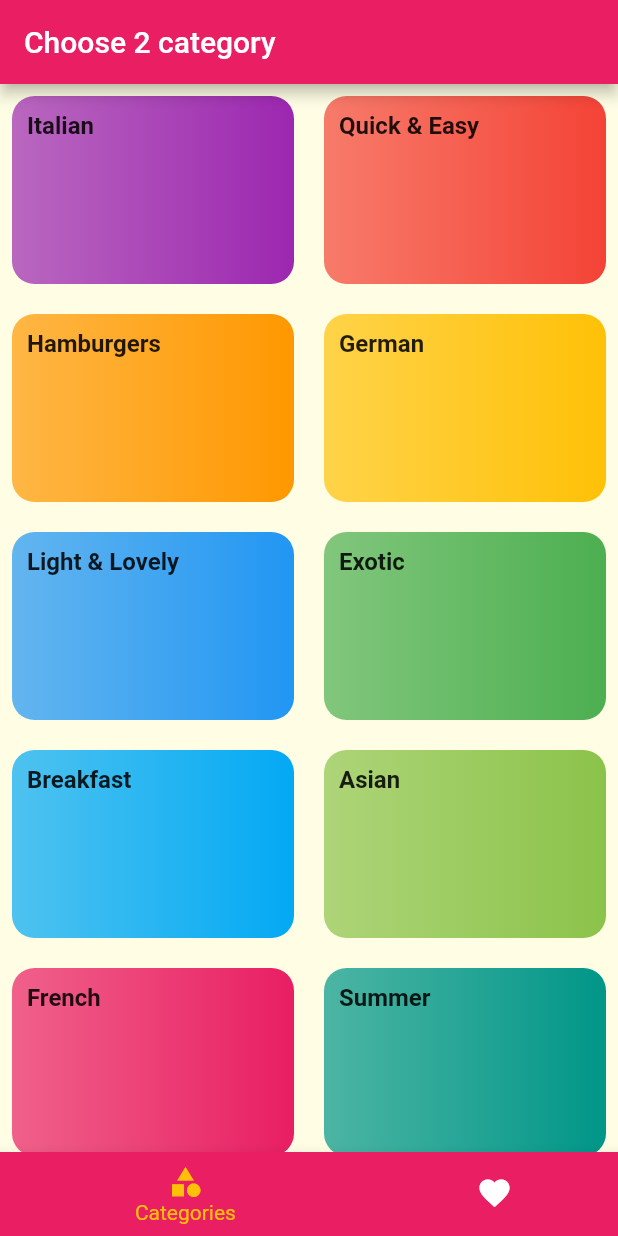
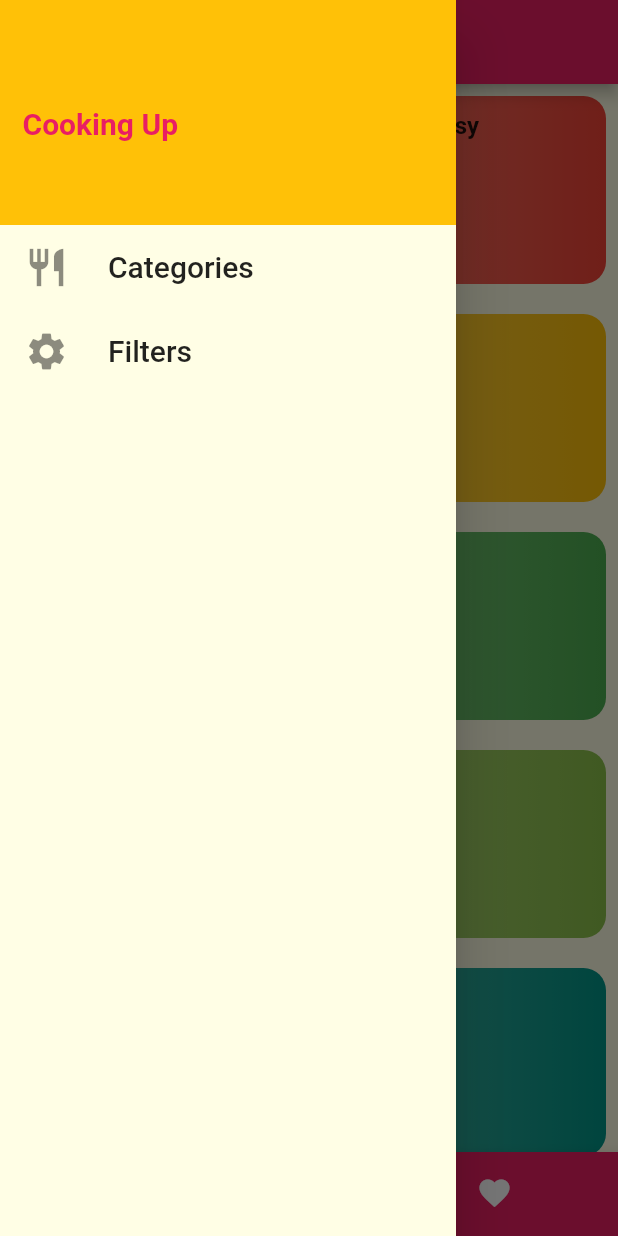
Before and after one commit to TariqHattab/Meals_App_2-Complete, a Flutter app: the screen it shows after launch, with the side drawer open (before the commit the screen has no drawer), on a phone screen of 412 x 824 dp. Run offline on Flutter 3.47's test engine with Material 2 defaults, Android fonts, the phone set to English and light mode, and no system bars.

Commit message:
commit 6

```diff
--- a/lib/main.dart
+++ b/lib/main.dart
@@ -1,5 +1,7 @@
 import 'package:flutter/material.dart';
-import 'package:meals_app_2/providers/favorite_list_provider.dart';
+import 'package:meals_app_2/providers/available_list.dart';
+import 'package:meals_app_2/providers/favorite_list.dart';
+import 'package:meals_app_2/screens/filters_screen/filters_screen.dart';
 import 'package:meals_app_2/screens/meal_detail_screen/meal_detail_screen.dart';
 import 'package:meals_app_2/screens/meals_screen/meals_screen.dart';
 import 'package:meals_app_2/screens/tap_bar_screen/tap_bar_screen.dart';
@@ -12,8 +14,15 @@ void main() {
 class MyApp extends StatelessWidget {
   @override
   Widget build(BuildContext context) {
-    return ChangeNotifierProvider(
-      create: (ctx) => FavoriteList(),
+    return MultiProvider(
+      providers: [
+        ChangeNotifierProvider(
+          create: (ctx) => FavoriteList(),
+        ),
+        ChangeNotifierProvider(
+          create: (ctx) => AvailableList(),
+        )
+      ],
       child: MaterialApp(
         title: 'Meals App 2',
         theme: ThemeData(
@@ -40,7 +49,9 @@ class MyApp extends StatelessWidget {
           }
           return MaterialPageRoute(builder: (context) => TapBarScreen());
         },
-        routes: {},
+        routes: {
+          FiltersScreen.routeName: (ctx) => FiltersScreen(),
+        },
       ),
     );
   }
--- /dev/null
+++ b/lib/main_drawer.dart
@@ -0,0 +1,39 @@
+import 'package:flutter/material.dart';
+import 'package:meals_app_2/screens/filters_screen/filters_screen.dart';
+
+class MainDrawer extends StatelessWidget {
+  @override
+  Widget build(BuildContext context) {
+    return Drawer(
+      child: Column(children: [
+        Container(
+            width: double.infinity,
+            height: 150,
+            padding: const EdgeInsets.only(left: 15, top: 15),
+            alignment: Alignment.centerLeft,
+            color: Theme.of(context).accentColor,
+            child: Text(
+              'Cooking Up',
+              style: TextStyle(
+                  fontSize: 20,
+                  fontWeight: FontWeight.bold,
+                  color: Theme.of(context).primaryColor),
+            )),
+        ListTile(
+          leading: Icon(Icons.restaurant, size: 30),
+          title: Text('Categories', style: TextStyle(fontSize: 20)),
+          onTap: () {
+            Navigator.of(context).pushReplacementNamed('/');
+          },
+        ),
+        ListTile(
+          leading: Icon(Icons.settings, size: 30),
+          title: Text('Filters', style: TextStyle(fontSize: 20)),
+          onTap: () {
+            Navigator.of(context).pushReplacementNamed(FiltersScreen.routeName);
+          },
+        ),
+      ]),
+    );
+  }
+}
--- /dev/null
+++ b/lib/providers/available_list.dart
@@ -0,0 +1,40 @@
+import 'package:flutter/material.dart';
+import 'package:meals_app_2/dummy_data.dart';
+import 'package:meals_app_2/models/meal.dart';
+
+class AvailableList extends ChangeNotifier {
+  List<Meal> _availableList = [];
+  Map<String, bool> _filters = {
+    'gluten': false,
+    'lactose': false,
+    'vegeterian': false,
+    'vegan': false,
+  };
+  get filters {
+    return _filters;
+  }
+
+  setFilters(Map<String, bool> map) {
+    _filters = map;
+    notifyListeners();
+  }
+
+  List<Meal> get availableList {
+    _availableList = DUMMY_MEALS.where((meal) {
+      if (_filters['gluten'] && !meal.isGlutenFree) {
+        return false;
+      }
+      if (_filters['lactose'] && !meal.isLactoseFree) {
+        return false;
+      }
+      if (_filters['vegeterian'] && !meal.isVegetarian) {
+        return false;
+      }
+      if (_filters['vegan'] && !meal.isVegan) {
+        return false;
+      }
+      return true;
+    }).toList();
+    return _availableList;
+  }
+}
--- a/lib/screens/categories_screen/category_item.dart
+++ b/lib/screens/categories_screen/category_item.dart
@@ -1,6 +1,8 @@
 import 'package:flutter/material.dart';
 import 'package:meals_app_2/dummy_data.dart';
+import 'package:meals_app_2/providers/available_list.dart';
 import 'package:meals_app_2/screens/meals_screen/meals_screen.dart';
+import 'package:provider/provider.dart';
 import '../../models/category.dart';
 
 class CategoryItem extends StatelessWidget {
@@ -13,18 +15,23 @@ class CategoryItem extends StatelessWidget {
 
   @override
   Widget build(BuildContext context) {
+    return Consumer<AvailableList>(
+      builder: (ctx, avlist, ch) {
         return InkWell(
             onTap: () {
-        var availableMeals = DUMMY_MEALS
+              var categoryMeals = avlist.availableList
                   .where((meal) => meal.categories.contains(category.id))
                   .toList();
-        Navigator.of(context).pushNamed(MealsScreen.routeName, arguments: {
+              Navigator.of(context)
+                  .pushNamed(MealsScreen.routeName, arguments: {
                 'id': category.id,
                 'title': category.title,
-          'meals': availableMeals,
+                'meals': categoryMeals,
               });
             },
             borderRadius: BorderRadius.circular(15),
+            child: ch);
+      },
       child: Container(
         decoration: BoxDecoration(
           borderRadius: BorderRadius.circular(15),
--- a/lib/screens/meal_detail_screen/meal_detail_screen.dart
+++ b/lib/screens/meal_detail_screen/meal_detail_screen.dart
@@ -1,6 +1,6 @@
 import 'package:flutter/material.dart';
 import 'package:meals_app_2/models/meal.dart';
-import 'package:meals_app_2/providers/favorite_list_provider.dart';
+import 'package:meals_app_2/providers/favorite_list.dart';
 import 'package:provider/provider.dart';
 
 class MealDetailScreen extends StatelessWidget {
--- a/lib/screens/meals_screen/meal_item.dart
+++ b/lib/screens/meals_screen/meal_item.dart
@@ -65,7 +65,8 @@ class MealItem extends StatelessWidget {
                     topLeft: Radius.circular(15),
                     topRight: Radius.circular(15),
                   ),
-                  child: Image.network(meal.imageUrl),
+                  child: Image.network(meal.imageUrl,
+                      height: 250, fit: BoxFit.cover),
                   //fit: BoxFit.cover,
                 ),
                 Positioned(
--- a/lib/screens/meals_screen/meals_screen.dart
+++ b/lib/screens/meals_screen/meals_screen.dart
@@ -20,6 +20,7 @@ class MealsScreen extends StatelessWidget {
           itemCount: availableMeals.length,
           itemBuilder: (ctx, index) {
             var meal = availableMeals[index];
+
             return MealItem(meal: meal);
           }),
     );
--- a/lib/screens/tap_bar_screen/tap_bar_screen.dart
+++ b/lib/screens/tap_bar_screen/tap_bar_screen.dart
@@ -1,4 +1,5 @@
 import 'package:flutter/material.dart';
+import 'package:meals_app_2/main_drawer.dart';
 import 'package:meals_app_2/dummy_data.dart';
 import 'package:meals_app_2/models/meal.dart';
 import 'package:meals_app_2/screens/categories_screen/categories_screen.dart';
@@ -28,6 +29,7 @@ class _TapBarScreenState extends State<TapBarScreen> {
       appBar: AppBar(
         title: Text('Choose 2 category'),
       ),
+      drawer: MainDrawer(),
       body: _pages[_selectedIndex]['page'],
       bottomNavigationBar: BottomNavigationBar(
         items: <BottomNavigationBarItem>[
```
Also changed, not shown: lib/screens/favorites_screen/favorites_screen.dart (+9 -2 lines), lib/screens/filters_screen/filters_screen.dart (added, +63 -0 lines), lib/providers/favorite_list.dart (renamed from lib/providers/favorite_list_provider.dart). Lines whose indentation alone changed are shown as unchanged.
